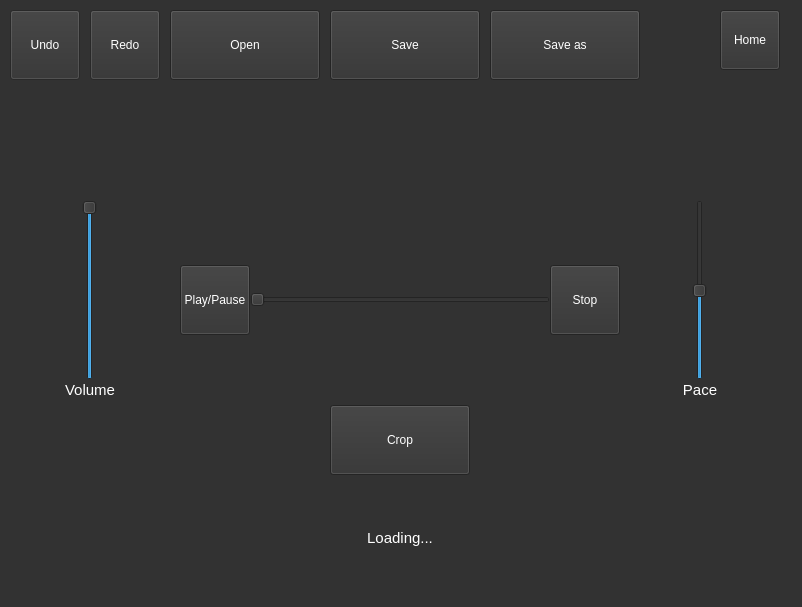
This is designs/audio_editor_window.ui in DaryaSanina/media-editor as Qt 5 draws it before an edit. The edited form follows.
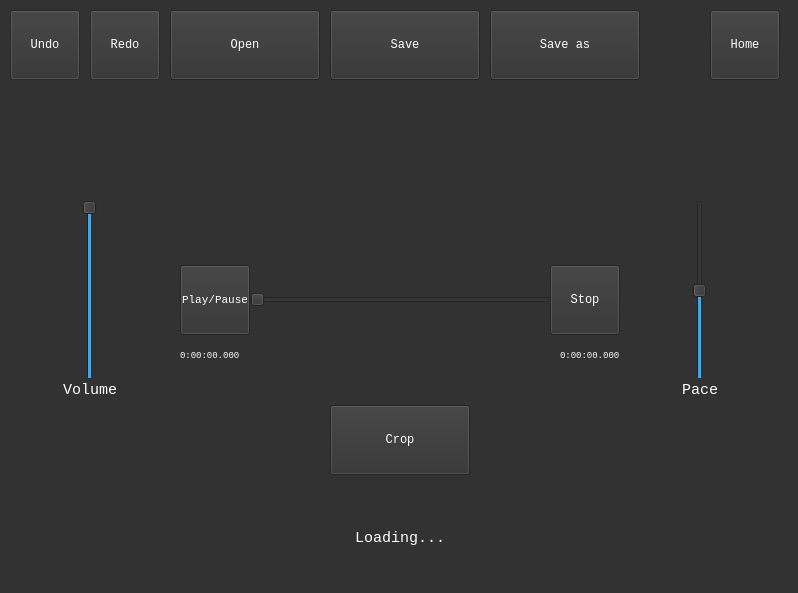
This is the edited form. Icons and pictures are not drawn.

Patch:
```diff
--- a/designs/audio_editor_window.ui
+++ b/designs/audio_editor_window.ui
@@ -6,10 +6,16 @@
    <rect>
     <x>0</x>
     <y>0</y>
-    <width>802</width>
-    <height>607</height>
+    <width>798</width>
+    <height>593</height>
    </rect>
   </property>
+  <property name="sizePolicy">
+   <sizepolicy hsizetype="Fixed" vsizetype="Fixed">
+    <horstretch>0</horstretch>
+    <verstretch>0</verstretch>
+   </sizepolicy>
+  </property>
   <property name="windowTitle">
    <string>Audio Editor</string>
   </property>
@@ -45,6 +51,12 @@
       <height>70</height>
      </rect>
     </property>
+    <property name="font">
+     <font>
+      <family>Consolas</family>
+      <pointsize>8</pointsize>
+     </font>
+    </property>
     <property name="styleSheet">
      <string notr="true">color: white</string>
     </property>
@@ -65,6 +77,11 @@
       <height>70</height>
      </rect>
     </property>
+    <property name="font">
+     <font>
+      <family>Consolas</family>
+     </font>
+    </property>
     <property name="styleSheet">
      <string notr="true">color: white</string>
     </property>
@@ -81,6 +98,11 @@
       <height>70</height>
      </rect>
     </property>
+    <property name="font">
+     <font>
+      <family>Consolas</family>
+     </font>
+    </property>
     <property name="styleSheet">
      <string notr="true">color: white;</string>
     </property>
@@ -144,6 +166,11 @@
       <height>70</height>
      </rect>
     </property>
+    <property name="font">
+     <font>
+      <family>Consolas</family>
+     </font>
+    </property>
     <property name="styleSheet">
      <string notr="true">color: white;</string>
     </property>
@@ -160,6 +187,11 @@
       <height>70</height>
      </rect>
     </property>
+    <property name="font">
+     <font>
+      <family>Consolas</family>
+     </font>
+    </property>
     <property name="styleSheet">
      <string notr="true">color: white;</string>
     </property>
@@ -170,14 +202,15 @@
    <widget class="QLabel" name="label">
     <property name="geometry">
      <rect>
-      <x>65</x>
+      <x>55</x>
       <y>380</y>
-      <width>50</width>
+      <width>70</width>
       <height>20</height>
      </rect>
     </property>
     <property name="font">
      <font>
+      <family>Consolas</family>
       <pointsize>11</pointsize>
      </font>
     </property>
@@ -194,14 +227,15 @@
    <widget class="QLabel" name="label_2">
     <property name="geometry">
      <rect>
-      <x>675</x>
+      <x>665</x>
       <y>380</y>
-      <width>50</width>
+      <width>70</width>
       <height>20</height>
      </rect>
     </property>
     <property name="font">
      <font>
+      <family>Consolas</family>
       <pointsize>11</pointsize>
      </font>
     </property>
@@ -224,6 +258,11 @@
       <height>70</height>
      </rect>
     </property>
+    <property name="font">
+     <font>
+      <family>Consolas</family>
+     </font>
+    </property>
     <property name="styleSheet">
      <string notr="true">color: white</string>
     </property>
@@ -234,12 +273,17 @@
    <widget class="QPushButton" name="home_btn">
     <property name="geometry">
      <rect>
-      <x>720</x>
+      <x>710</x>
       <y>10</y>
-      <width>60</width>
-      <height>60</height>
+      <width>70</width>
+      <height>70</height>
      </rect>
     </property>
+    <property name="font">
+     <font>
+      <family>Consolas</family>
+     </font>
+    </property>
     <property name="styleSheet">
      <string notr="true">color: white</string>
     </property>
@@ -258,6 +302,7 @@
     </property>
     <property name="font">
      <font>
+      <family>Consolas</family>
       <pointsize>11</pointsize>
      </font>
     </property>
@@ -283,6 +328,11 @@
       <height>70</height>
      </rect>
     </property>
+    <property name="font">
+     <font>
+      <family>Consolas</family>
+     </font>
+    </property>
     <property name="styleSheet">
      <string notr="true">color: white</string>
     </property>
@@ -308,6 +358,11 @@
       <height>70</height>
      </rect>
     </property>
+    <property name="font">
+     <font>
+      <family>Consolas</family>
+     </font>
+    </property>
     <property name="styleSheet">
      <string notr="true">color: white</string>
     </property>
@@ -321,6 +376,50 @@
      <bool>false</bool>
     </property>
    </widget>
+   <widget class="QLabel" name="current_time_label">
+    <property name="geometry">
+     <rect>
+      <x>180</x>
+      <y>345</y>
+      <width>90</width>
+      <height>20</height>
+     </rect>
+    </property>
+    <property name="font">
+     <font>
+      <family>Consolas</family>
+      <pointsize>7</pointsize>
+     </font>
+    </property>
+    <property name="styleSheet">
+     <string notr="true">color: white</string>
+    </property>
+    <property name="text">
+     <string>0:00:00.000</string>
+    </property>
+   </widget>
+   <widget class="QLabel" name="current_time_label_2">
+    <property name="geometry">
+     <rect>
+      <x>560</x>
+      <y>345</y>
+      <width>90</width>
+      <height>20</height>
+     </rect>
+    </property>
+    <property name="font">
+     <font>
+      <family>Consolas</family>
+      <pointsize>7</pointsize>
+     </font>
+    </property>
+    <property name="styleSheet">
+     <string notr="true">color: white</string>
+    </property>
+    <property name="text">
+     <string>0:00:00.000</string>
+    </property>
+   </widget>
   </widget>
   <widget class="QMenuBar" name="menubar">
    <property name="geometry">
```
Left out of the diff: 4 changed lines with no effect on the pictures.
